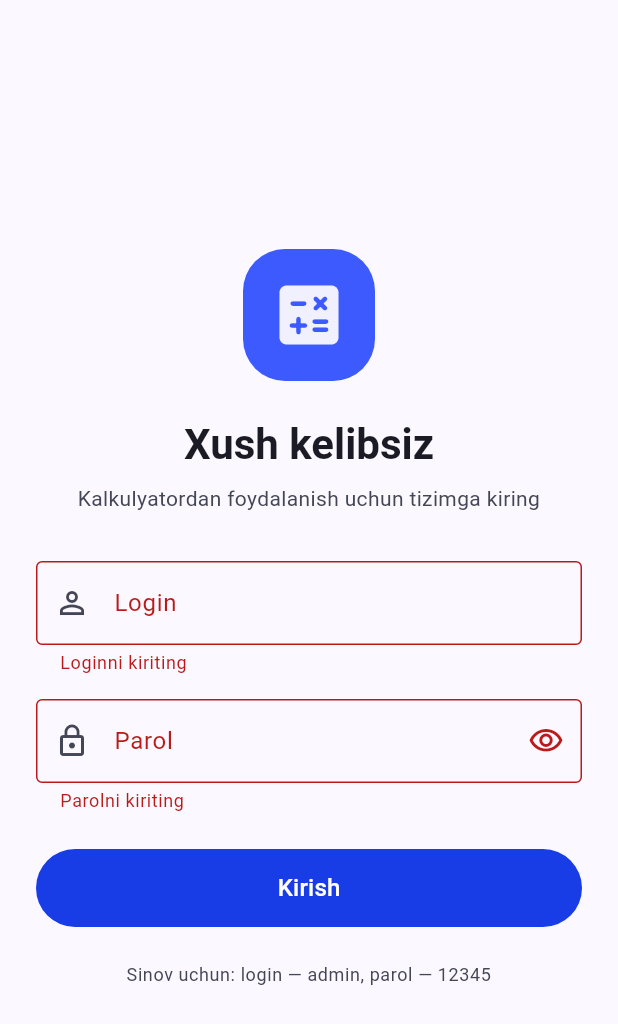
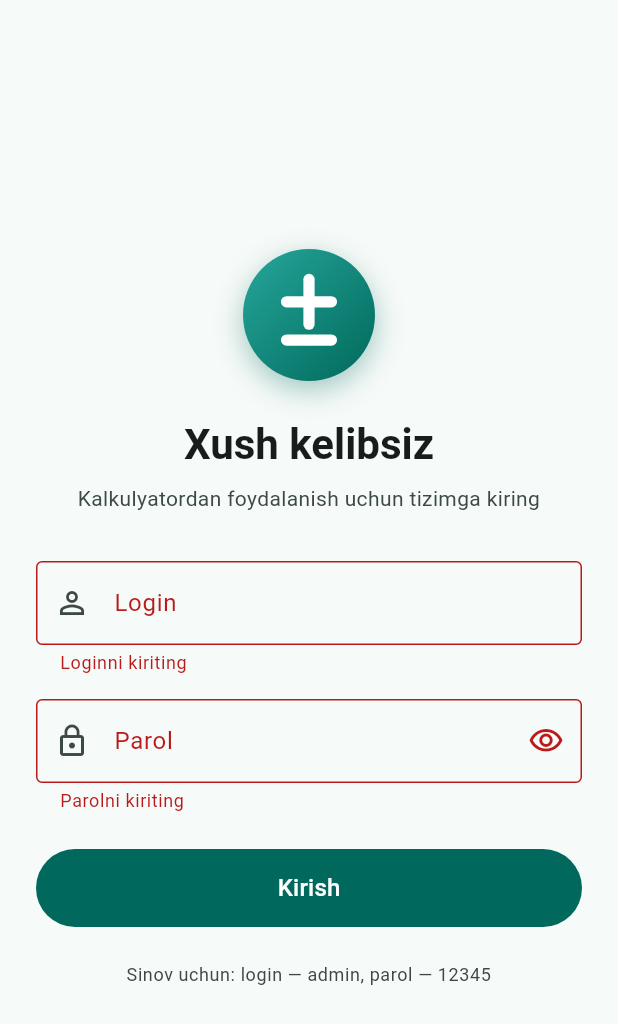
Before and after one commit to xNITE-oss/mobila-app, a Flutter app: the screen it shows after launch, after a tap on "Kirish", on a phone screen of 412 x 824 dp. Shown: the top 1024 px of the screen. Run offline on Flutter 3.47's test engine with Material 3 defaults, Android fonts, the phone set to English and light mode, and no system bars; our stand-ins replace material_ui.

Commit message:
Yangi ko'rinish: yashil rang sxemasi va «±» logotipi
- Ilovaning asosiy rangi ko'kdan yashil-zangoriga o'zgartirildi.
- Login oynasida yangi logotip: doira ichida «±» belgisi
  (lib/widgets/app_logo.dart, CustomPaint yordamida chiziladi).
- Ilova belgisi (Android, iOS, veb) yangi logotipga moslandi.
- README'dagi ekran rasmlari yangilandi.

```diff
--- a/lib/main.dart
+++ b/lib/main.dart
@@ -14,7 +14,7 @@ class KalkulyatorApp extends StatelessWidget {
   const KalkulyatorApp({super.key});
 
   /// Butun ilova ranglari shu bitta rangdan hosil qilinadi.
-  static const Color _seedColor = Color(0xFF3D5AFE);
+  static const Color _seedColor = Color(0xFF00897B);
 
   @override
   Widget build(BuildContext context) {
--- a/lib/screens/login_screen.dart
+++ b/lib/screens/login_screen.dart
@@ -1,6 +1,7 @@
 import 'package:material_ui/material_ui.dart';
 
 import '../logic/auth_service.dart';
+import '../widgets/app_logo.dart';
 import 'calculator_screen.dart';
 
 /// Login oynasi: login va parol so'raladi, to'g'ri bo'lsa kalkulyator
@@ -80,21 +81,7 @@ class _LoginScreenState extends State<LoginScreen> {
                 child: Column(
                   crossAxisAlignment: CrossAxisAlignment.stretch,
                   children: [
-                    Center(
-                      child: Container(
-                        width: 88,
-                        height: 88,
-                        decoration: BoxDecoration(
-                          color: scheme.primaryContainer,
-                          borderRadius: BorderRadius.circular(28),
-                        ),
-                        child: Icon(
-                          Icons.calculate_rounded,
-                          size: 52,
-                          color: scheme.onPrimaryContainer,
-                        ),
-                      ),
-                    ),
+                    const Center(child: AppLogo()),
                     const SizedBox(height: 24),
                     Text(
                       'Xush kelibsiz',
--- /dev/null
+++ b/lib/widgets/app_logo.dart
@@ -0,0 +1,81 @@
+import 'package:material_ui/material_ui.dart';
+
+/// Ilova logotipi: yashil doira ichida oq «±» belgisi.
+///
+/// Logotip rasm faylidan olinmaydi, balki [CustomPaint] yordamida
+/// chiziladi. Shu sababli u har qanday o'lchamda tiniq chiqadi.
+class AppLogo extends StatelessWidget {
+  const AppLogo({super.key, this.size = 88});
+
+  /// Logotipning eni va bo'yi.
+  final double size;
+
+  /// Logotip ranglari (ilovaning asosiy rangi bilan uyg'un).
+  static const Color lightColor = Color(0xFF26A69A);
+  static const Color darkColor = Color(0xFF00695C);
+
+  @override
+  Widget build(BuildContext context) {
+    return Semantics(
+      label: 'Kalkulyator logotipi',
+      image: true,
+      child: Container(
+        width: size,
+        height: size,
+        decoration: BoxDecoration(
+          shape: BoxShape.circle,
+          gradient: const LinearGradient(
+            begin: Alignment.topLeft,
+            end: Alignment.bottomRight,
+            colors: [lightColor, darkColor],
+          ),
+          boxShadow: [
+            BoxShadow(
+              color: darkColor.withValues(alpha: 0.35),
+              blurRadius: 16,
+              offset: const Offset(0, 6),
+            ),
+          ],
+        ),
+        child: CustomPaint(painter: _PlusMinusPainter()),
+      ),
+    );
+  }
+}
+
+/// «±» belgisini chizadi: tepada plyus, pastda minus.
+class _PlusMinusPainter extends CustomPainter {
+  @override
+  void paint(Canvas canvas, Size size) {
+    final paint = Paint()
+      ..color = Colors.white
+      ..strokeWidth = size.width * 0.085
+      ..strokeCap = StrokeCap.round;
+
+    final centerX = size.width / 2;
+    final arm = size.width * 0.17; // chiziq uzunligining yarmi
+    final plusY = size.height * 0.40;
+    final minusY = size.height * 0.69;
+
+    // Plyus: gorizontal va vertikal chiziq.
+    canvas.drawLine(
+      Offset(centerX - arm, plusY),
+      Offset(centerX + arm, plusY),
+      paint,
+    );
+    canvas.drawLine(
+      Offset(centerX, plusY - arm),
+      Offset(centerX, plusY + arm),
+      paint,
+    );
+    // Minus: bitta gorizontal chiziq.
+    canvas.drawLine(
+      Offset(centerX - arm, minusY),
+      Offset(centerX + arm, minusY),
+      paint,
+    );
+  }
+
+  @override
+  bool shouldRepaint(covariant CustomPainter oldDelegate) => false;
+}
```
Also changed, not shown: 37 other files.
